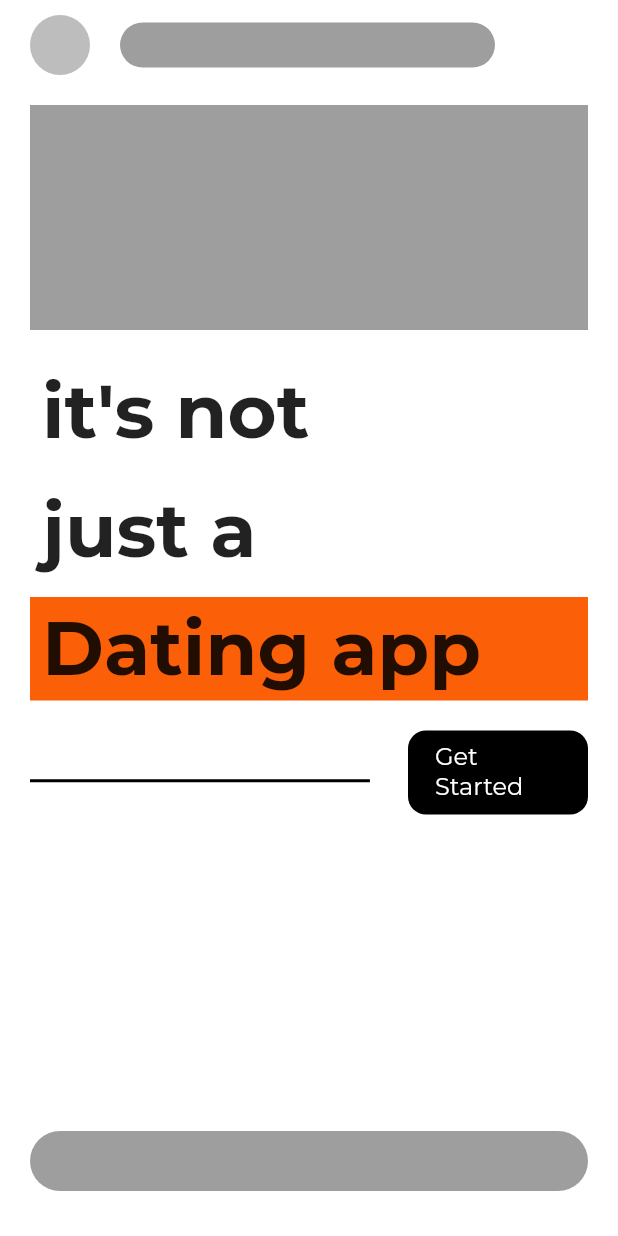
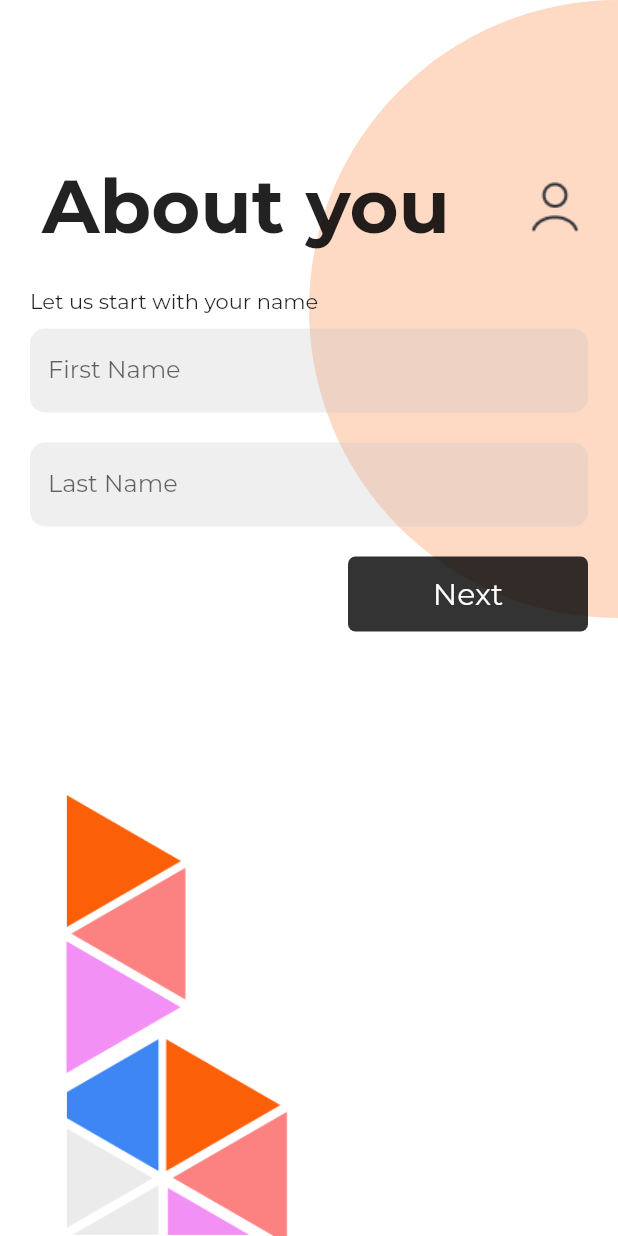
Before and after one commit to abdisaongithub/dating_app, a Flutter app: the LandingScreen screen opened by its route, after a tap on an icon or button, on a phone screen of 412 x 824 dp. Run offline on Flutter 3.47's test engine with Material 2 defaults, Android fonts, the phone set to English and light mode, and no system bars; our stand-ins replace dio, firebase_auth, firebase_core, firebase_messaging, flutter_bloc, flutter_dotenv and 11 more; missing offline and left inert: universal_html, workmanager; accounts and stored records are empty.

Commit message:
added name, bday, location pagess

```diff
--- a/lib/app.dart
+++ b/lib/app.dart
@@ -1,6 +1,7 @@
 import 'package:dating_app/features/auth/sign_up_or_sign_in_screen.dart';
 import 'package:dating_app/features/auth/sign_up_with_email_screen.dart';
 import 'package:dating_app/features/auth/sign_up_with_phone_screen.dart';
+import 'package:dating_app/features/setup/setup_screen.dart';
 import 'package:flutter/material.dart';
 import 'package:flutter_bloc/flutter_bloc.dart';
 import 'package:flutter_localizations/flutter_localizations.dart';
@@ -100,6 +101,7 @@ class _DatingAppState extends State<DatingApp> {
               SignUpWithPhoneScreen.id: (context) => const SignUpWithPhoneScreen(),
               SignInScreen.id: (context) => const SignInScreen(),
               LandingScreen.id: (context) => const LandingScreen(),
+              SetupScreen.id: (context) => const SetupScreen(),
             },
             locale: state,
             localizationsDelegates: const [
--- a/lib/constants/svg_paths.dart
+++ b/lib/constants/image_paths.dart
@@ -6,3 +6,12 @@ class SvgPaths {
   static const cartIcon = "assets/svg/notification-shopping-cart.svg";
   static const currentLocation = "assets/svg/current-location.svg";
 }
+
+class PngPaths {
+  static const String icon = 'assets/images';
+  static const String art = 'assets/images';
+  static const user = "$icon/icons/user.png";
+  static const art1 = "$art/art/art1.png";
+  static const pin = "$art/art/art-pin.png";
+  static const map = "$art/art/art-map.png";
+}
--- a/lib/features/landing/landing_screen.dart
+++ b/lib/features/landing/landing_screen.dart
@@ -1,7 +1,7 @@
-import 'package:dating_app/features/auth/sign_up_or_sign_in_screen.dart';
 import 'package:flutter/material.dart';
 
 import '../../common/widgets/big_text.dart';
+import '../setup/setup_screen.dart';
 
 class LandingScreen extends StatefulWidget {
   static String id = 'LandingScreen';
@@ -13,7 +13,6 @@ class LandingScreen extends StatefulWidget {
 }
 
 class _LandingScreenState extends State<LandingScreen> {
-  bool over18 = false;
 
   @override
   Widget build(BuildContext context) {
@@ -115,10 +114,7 @@ class _LandingScreenState extends State<LandingScreen> {
                   const SizedBox(width: 10,),
                   InkWell(
                     onTap: () {
-                      if (over18) {
-                        Navigator.pushNamed(context, SignUpOrSignInScreen.id);
-                        debugPrint('Go to next page');
-                      }
+                        Navigator.pushNamed(context, SetupScreen.id);
                     },
                     child: AnimatedContainer(
                       padding: const EdgeInsets.symmetric(
--- /dev/null
+++ b/lib/features/setup/setup_name_page.dart
@@ -0,0 +1,161 @@
+import 'package:dating_app/features/setup/setup_screen.dart';
+import 'package:flutter/material.dart';
+
+import '../../common/widgets/big_text.dart';
+import '../../constants/image_paths.dart';
+
+class SetupNamePage extends StatefulWidget {
+  static String id = 'SetupNamePage';
+
+  const SetupNamePage({Key? key}) : super(key: key);
+
+  @override
+  _SetupNamePageState createState() => _SetupNamePageState();
+}
+
+class _SetupNamePageState extends State<SetupNamePage> {
+  TextEditingController firstNameController = TextEditingController();
+  TextEditingController lastNameController = TextEditingController();
+
+  @override
+  Widget build(BuildContext context) {
+    return Container(
+      decoration: const BoxDecoration(
+        color: Colors.white,
+      ),
+      height: MediaQuery.sizeOf(context).height,
+      width: MediaQuery.sizeOf(context).width,
+      child: Stack(
+        children: [
+          SafeArea(
+            child: Align(
+              alignment: Alignment.topRight,
+              child: Container(
+                height: MediaQuery.sizeOf(context).width,
+                width: MediaQuery.sizeOf(context).width * 0.5,
+                decoration: const BoxDecoration(
+                  color: Color.fromRGBO(251, 96, 9, 0.24),
+                  borderRadius: BorderRadius.only(
+                    topLeft: Radius.circular(10000),
+                    bottomLeft: Radius.circular(10000),
+                  ),
+                ),
+              ),
+            ),
+          ),
+          SafeArea(
+            child: Align(
+              alignment: Alignment.bottomLeft,
+              child: Image(
+                image: const AssetImage(
+                  PngPaths.art1,
+                ),
+                width: MediaQuery.sizeOf(context).width * 0.5,
+              ),
+            ),
+          ),
+          Padding(
+            padding: const EdgeInsets.symmetric(horizontal: 20, vertical: 0),
+            child: Column(
+              mainAxisAlignment: MainAxisAlignment.start,
+              crossAxisAlignment: CrossAxisAlignment.start,
+              children: <Widget>[
+                SizedBox(height: MediaQuery.sizeOf(context).width * 0.25),
+                Row(
+                  mainAxisAlignment: MainAxisAlignment.spaceBetween,
+                  children: [
+                    BigText(
+                      text: 'About you',
+                      orangeBackground: false,
+                      width: MediaQuery.sizeOf(context).width * 0.7,
+                      fontSize: 50,
+                    ),
+                    const Image(
+                      image: AssetImage(PngPaths.user),
+                      width: 44,
+                    ),
+                  ],
+                ),
+                const SizedBox(height: 20),
+                const Text('Let us start with your name'),
+                const SizedBox(height: 10),
+                Container(
+                  padding: const EdgeInsets.symmetric(
+                    horizontal: 12,
+                    vertical: 4,
+                  ),
+                  decoration: BoxDecoration(
+                    color: const Color.fromRGBO(195, 195, 195, 0.27),
+                    borderRadius: BorderRadius.circular(10),
+                  ),
+                  child: TextFormField(
+                    controller: firstNameController,
+                    decoration: const InputDecoration(
+                      border: InputBorder.none,
+                      hintText: 'First Name',
+                    ),
+                  ),
+                ),
+                const SizedBox(height: 20),
+                Container(
+                  padding: const EdgeInsets.symmetric(
+                    horizontal: 12,
+                    vertical: 4,
+                  ),
+                  decoration: BoxDecoration(
+                    color: const Color.fromRGBO(195, 195, 195, 0.27),
+                    borderRadius: BorderRadius.circular(10),
+                  ),
+                  child: TextFormField(
+                    controller: lastNameController,
+                    decoration: const InputDecoration(
+                      border: InputBorder.none,
+                      hintText: 'Last Name',
+                    ),
+                  ),
+                ),
+                const SizedBox(height: 20),
+                Row(
+                  mainAxisAlignment: MainAxisAlignment.end,
+                  children: [
+                    InkWell(
+                      onTap: () {
+                        // Navigator.pushNamed(context, LandingScreen.id);
+                        pageController.animateToPage(
+                          1,
+                          duration: const Duration(milliseconds: 300),
+                          curve: Curves.bounceIn,
+                        );
+                      },
+                      child: Container(
+                        width: 160,
+                        height: 50,
+                        padding: const EdgeInsets.symmetric(
+                          horizontal: 12,
+                          vertical: 4,
+                        ),
+                        decoration: BoxDecoration(
+                          color: const Color.fromRGBO(0, 0, 0, 0.8),
+                          borderRadius: BorderRadius.circular(5),
+                        ),
+                        child: const Center(
+                          child: Text(
+                            'Next',
+                            style: TextStyle(
+                              color: Colors.white,
+                              fontSize: 20,
+                            ),
+                          ),
+                        ),
+                      ),
+                    ),
+                  ],
+                ),
+              ],
+            ),
+          ),
+        ],
+      ),
+    );
+  }
+}
--- /dev/null
+++ b/lib/features/setup/setup_screen.dart
@@ -0,0 +1,44 @@
+import 'package:dating_app/constants/image_paths.dart';
+import 'package:dating_app/features/setup/setup_birthday_page.dart';
+import 'package:dating_app/features/setup/setup_location_page.dart';
+import 'package:dating_app/features/setup/setup_name_page.dart';
+import 'package:flutter/material.dart';
+
+class SetupScreen extends StatefulWidget {
+  static String id = 'OnboardingScreen';
+
+  const SetupScreen({Key? key}) : super(key: key);
+
+  @override
+  _SetupScreenState createState() => _SetupScreenState();
+}
+
+PageController pageController = PageController(
+  initialPage: 0,
+  keepPage: true,
+);
+
+class _SetupScreenState extends State<SetupScreen> {
+  List<Widget> pages = [
+    SetupNamePage(),
+    SetupBirthdayPage(),
+    SetupLocationPage(),
+  ];
+
+  @override
+  void initState() {
+    super.initState();
+  }
+
+  @override
+  Widget build(BuildContext context) {
+    return Scaffold(
+      body: PageView(
+        scrollDirection: Axis.horizontal,
+        physics: const NeverScrollableScrollPhysics(),
+        controller: pageController,
+        children: pages,
+      ),
+    );
+  }
+}
--- a/lib/features/splash_screen.dart
+++ b/lib/features/splash_screen.dart
@@ -5,7 +5,7 @@ import 'package:flutter/material.dart';
 import 'package:flutter_svg/flutter_svg.dart';
 import 'package:provider/provider.dart';
 
-import '../constants/svg_paths.dart';
+import '../constants/image_paths.dart';
 import '../util/maps_util.dart';
 
 class SplashScreen extends StatefulWidget {
--- a/pubspec.yaml
+++ b/pubspec.yaml
@@ -84,6 +84,8 @@ flutter:
   uses-material-design: true
   assets:
     - assets/images/
+    - assets/images/icons/
+    - assets/images/art/
     - .env
   # fonts:
   #   - family: Schyler
```
Also changed, not shown: lib/features/setup/setup_birthday_page.dart (added, +263 -0 lines), lib/features/setup/setup_location_page.dart (added, +139 -0 lines), assets/images/art/art-map.png (added), assets/images/art/art-pin.png (added), assets/images/art/art1.png (added), assets/images/icons/user.png (added), assets/images/landing.png (deleted), assets/images/pink_bg.svg (deleted), assets/images/semira.png (deleted), 1 other file.
